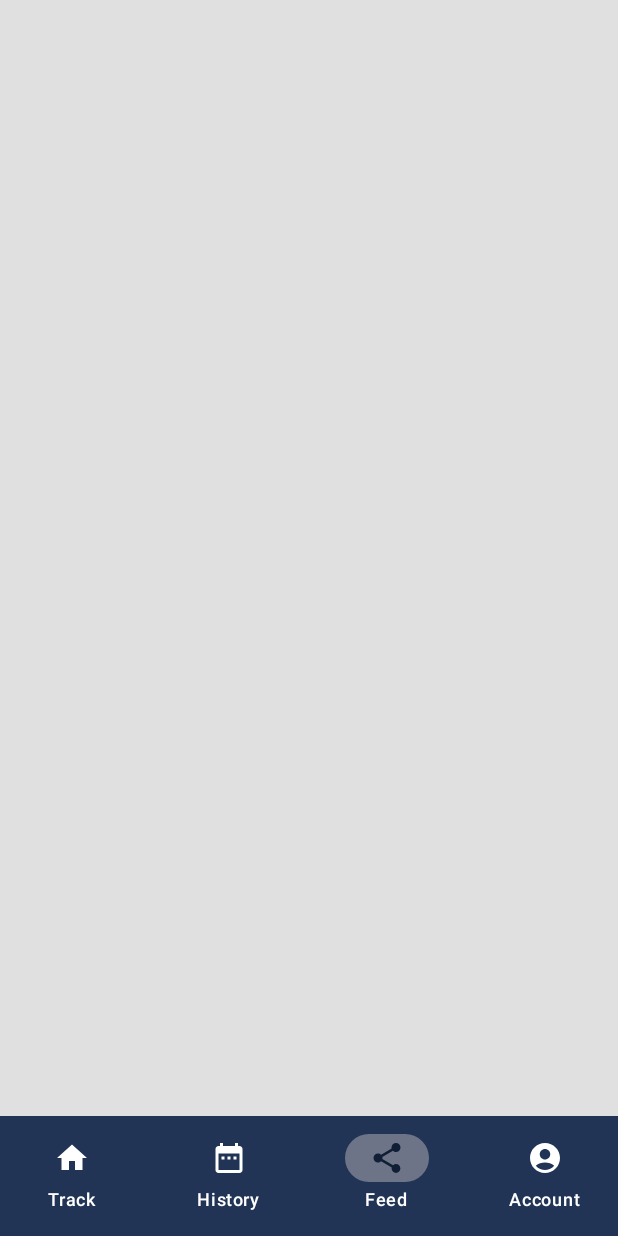
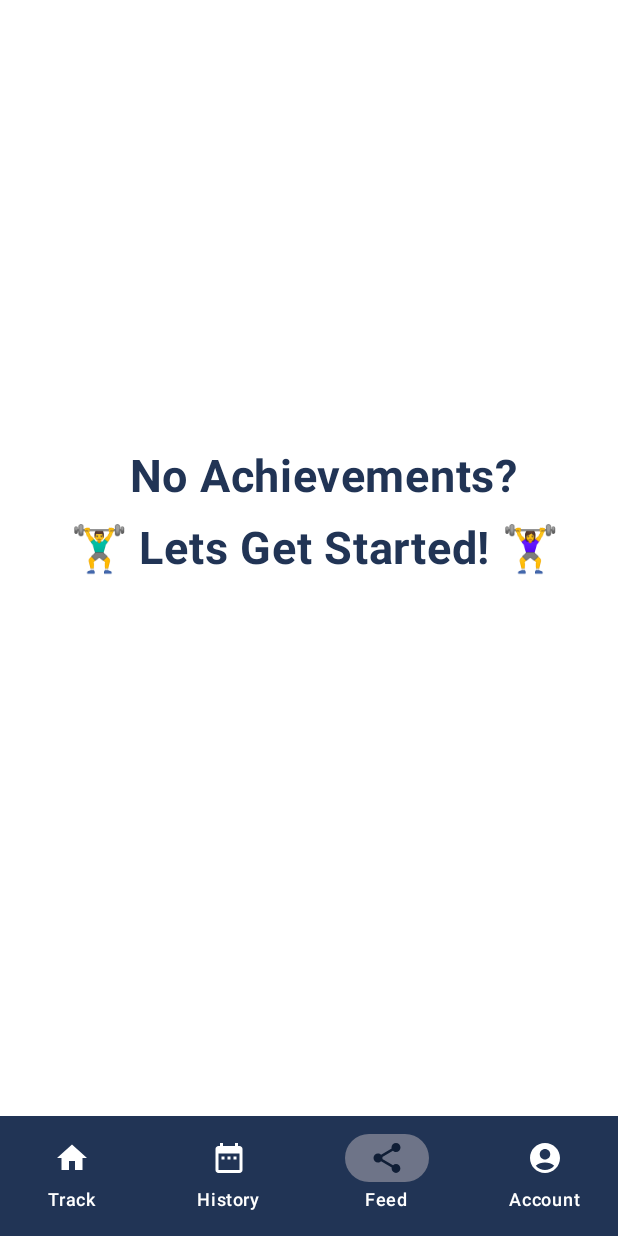
Before and after one commit to icomp4/PeakPhysique, an Android app built with Jetpack Compose: the FeedScreen screen opened through its navigation route, on a phone screen of 412 x 824 dp. Run offline under Robolectric (Android 15) with nearby library versions, the phone set to English and light mode, and no system bars; our stand-ins replace Room's generated code.

Commit message:
added text to feed screen, only when empty

```diff
--- a/app/src/main/java/com/peakphysique/app/MainActivity.kt
+++ b/app/src/main/java/com/peakphysique/app/MainActivity.kt
@@ -7,14 +7,11 @@ import androidx.activity.enableEdgeToEdge
 import androidx.compose.foundation.background
 import androidx.compose.foundation.layout.Box
 import androidx.compose.foundation.layout.fillMaxSize
-import androidx.compose.foundation.layout.padding
-import androidx.compose.material3.Scaffold
 import androidx.compose.ui.Alignment
 import androidx.compose.ui.Modifier
 import androidx.compose.ui.graphics.Color
 import com.peakphysique.app.controller.Navigation
 import com.peakphysique.app.ui.theme.PeakPhysiqueTheme
-import com.peakphysique.app.view.RegisterScreen
 
 class MainActivity : ComponentActivity() {
     override fun onCreate(savedInstanceState: Bundle?) {
@@ -23,7 +20,7 @@ class MainActivity : ComponentActivity() {
         setContent {
             PeakPhysiqueTheme() {
                 Box(contentAlignment = Alignment.Center, modifier = Modifier.fillMaxSize().background(
-                    Color(0xFFE0E0E0)
+                    Color(0xFFFFFFFF)
                 )) {
                     Navigation()
                 }
--- a/app/src/main/java/com/peakphysique/app/view/FeedScreen.kt
+++ b/app/src/main/java/com/peakphysique/app/view/FeedScreen.kt
@@ -28,6 +28,7 @@ import androidx.navigation.NavController
 import com.peakphysique.app.controller.BottomNavBar
 import com.peakphysique.app.viewmodel.FeedViewModel
 import androidx.lifecycle.viewmodel.compose.viewModel
+import com.peakphysique.app.ui.theme.Buttons
 import com.peakphysique.app.viewmodel.FeedViewModelFactory
 
 @Composable
@@ -45,6 +46,21 @@ fun FeedScreen(
             .fillMaxWidth()
             .padding(horizontal = 16.dp, vertical = 44.dp)
     ) {
+        if (feedEntries.isEmpty()) {
+            // Modified with LazyColumn below to if else to allow empty feed to take text
+            Box(
+                modifier = Modifier.fillMaxSize(),
+                contentAlignment = Alignment.Center
+            ) {
+                Text(
+                    text = "      No Achievements?\n\n \uD83C\uDFCB\uFE0F\u200D♂\uFE0F Lets Get Started! \uD83C\uDFCB\uFE0F\u200D♀\uFE0F",
+                    fontSize = 30.sp,
+                    fontWeight = FontWeight.Bold,
+                    color = Buttons,
+                    modifier = Modifier.offset(y = (-70).dp)
+                )
+            }
+        } else {
             LazyColumn(
                 modifier = Modifier
                     .fillMaxSize()
@@ -57,6 +73,7 @@ fun FeedScreen(
                         time = entry.time,
                         icon = entry.icon
                     )
+                }
             }
         }
     }
```
Lines whose indentation alone changed are shown as unchanged.
